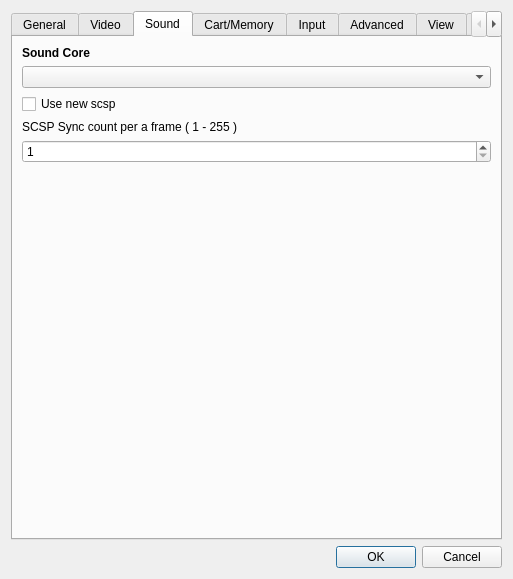
Above: yabause/src/qt/ui/UISettings.ui from Yabause/yabause before the change. Below: the same form after it.
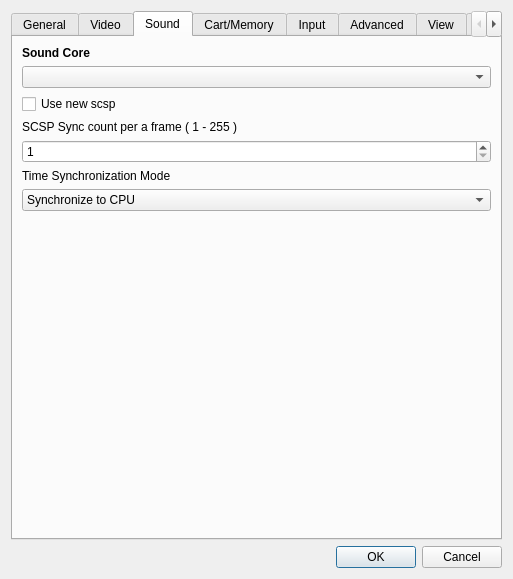
That is the form after the change. The open tabs and pages were chosen to show the change. Custom widgets are drawn as their Qt base class.

Commit message: Add UI to select CPU Sync mode

```diff
--- a/yabause/src/qt/ui/UISettings.ui
+++ b/yabause/src/qt/ui/UISettings.ui
@@ -454,6 +454,27 @@
          </property>
         </widget>
        </item>
+       <item>
+        <widget class="QLabel" name="label_4">
+         <property name="text">
+          <string>Time Synchronization Mode</string>
+         </property>
+        </widget>
+       </item>
+       <item>
+        <widget class="QComboBox" name="cbTimeMode">
+         <item>
+          <property name="text">
+           <string>Synchronize to CPU</string>
+          </property>
+         </item>
+         <item>
+          <property name="text">
+           <string>Synchronize to the real time</string>
+          </property>
+         </item>
+        </widget>
+       </item>
        <item>
         <spacer>
          <property name="orientation">
```
Left out of the diff: 4 changed lines with no effect on the pictures. The commit also changes 6 other files.
